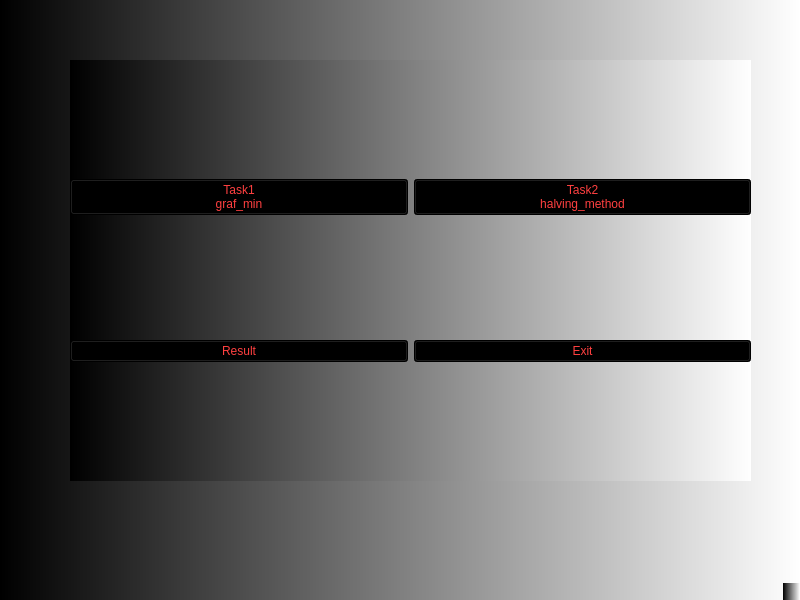
Before: the Qt Designer form project1/mainwindow.ui in KapKapkin/Seriy_Guse, drawn with Qt 5.
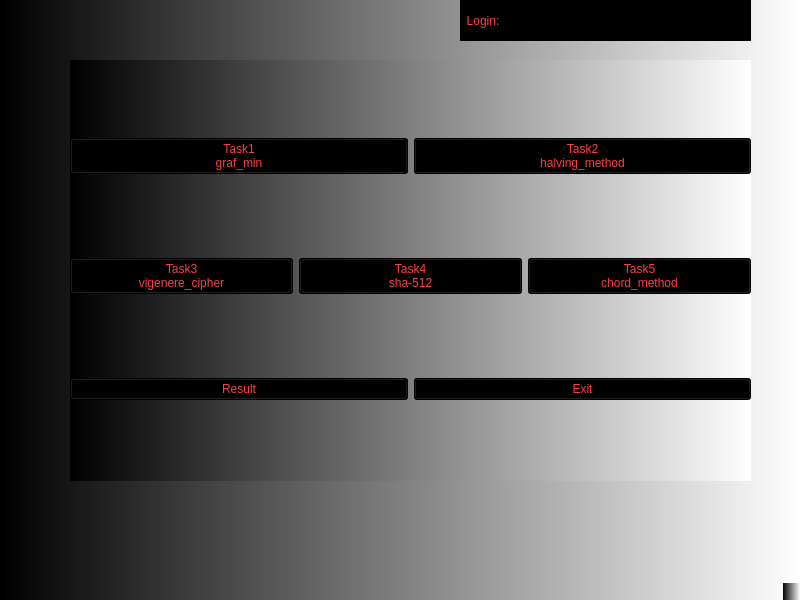
After: the same form once the commit is applied.

Diff of the .ui file:
```diff
--- a/project1/mainwindow.ui
+++ b/project1/mainwindow.ui
@@ -75,6 +75,58 @@
        </item>
       </layout>
      </item>
+     <item>
+      <layout class="QHBoxLayout" name="horizontalLayout_3">
+       <item>
+        <widget class="QPushButton" name="pushButton_task3">
+         <property name="styleSheet">
+          <string notr="true">font: 700 14pt &quot;Times New Roman&quot;;
+color: rgb(255, 64, 64);
+background-color: rgb(0, 0, 0);
+selection-color: rgb(255, 43, 75);
+
+</string>
+         </property>
+         <property name="text">
+          <string>Task3
+vigenere_cipher</string>
+         </property>
+        </widget>
+       </item>
+       <item>
+        <widget class="QPushButton" name="pushButton_task4">
+         <property name="styleSheet">
+          <string notr="true">font: 700 14pt &quot;Times New Roman&quot;;
+color: rgb(255, 64, 64);
+background-color: rgb(0, 0, 0);
+selection-color: rgb(255, 43, 75);
+
+</string>
+         </property>
+         <property name="text">
+          <string>Task4
+sha-512</string>
+         </property>
+        </widget>
+       </item>
+       <item>
+        <widget class="QPushButton" name="pushButton_task5">
+         <property name="styleSheet">
+          <string notr="true">font: 700 14pt &quot;Times New Roman&quot;;
+color: rgb(255, 64, 64);
+background-color: rgb(0, 0, 0);
+selection-color: rgb(255, 43, 75);
+
+</string>
+         </property>
+         <property name="text">
+          <string>Task5
+chord_method</string>
+         </property>
+        </widget>
+       </item>
+      </layout>
+     </item>
      <item>
       <layout class="QHBoxLayout" name="horizontalLayout_2">
        <item>
@@ -116,6 +168,44 @@
      </item>
     </layout>
    </widget>
+   <widget class="QLabel" name="label1">
+    <property name="geometry">
+     <rect>
+      <x>460</x>
+      <y>0</y>
+      <width>91</width>
+      <height>41</height>
+     </rect>
+    </property>
+    <property name="styleSheet">
+     <string notr="true">font: 700 14pt &quot;Times New Roman&quot;;
+color: rgb(255, 64, 64);
+background-color: rgb(0, 0, 0);
+</string>
+    </property>
+    <property name="text">
+     <string>  Login:   </string>
+    </property>
+   </widget>
+   <widget class="QLabel" name="label_login">
+    <property name="geometry">
+     <rect>
+      <x>550</x>
+      <y>0</y>
+      <width>201</width>
+      <height>41</height>
+     </rect>
+    </property>
+    <property name="styleSheet">
+     <string notr="true">font: 700 14pt &quot;Times New Roman&quot;;
+color: rgb(255, 64, 64);
+background-color: rgb(0, 0, 0);
+</string>
+    </property>
+    <property name="text">
+     <string/>
+    </property>
+   </widget>
   </widget>
   <widget class="QMenuBar" name="menubar">
    <property name="geometry">
```
